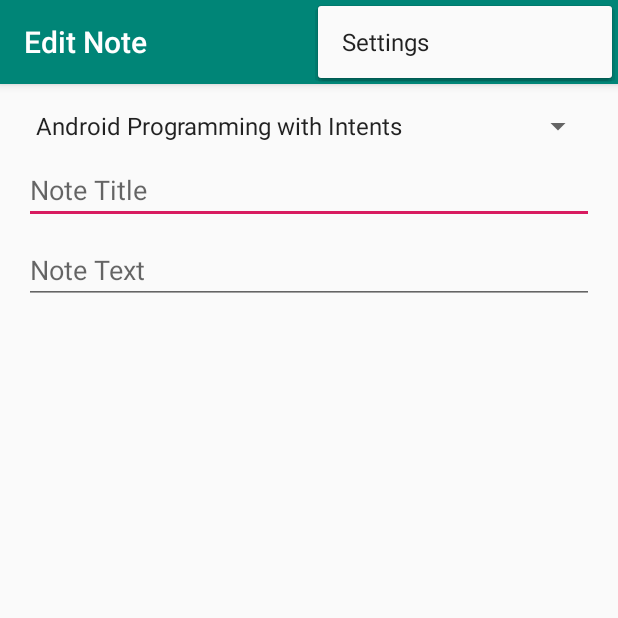
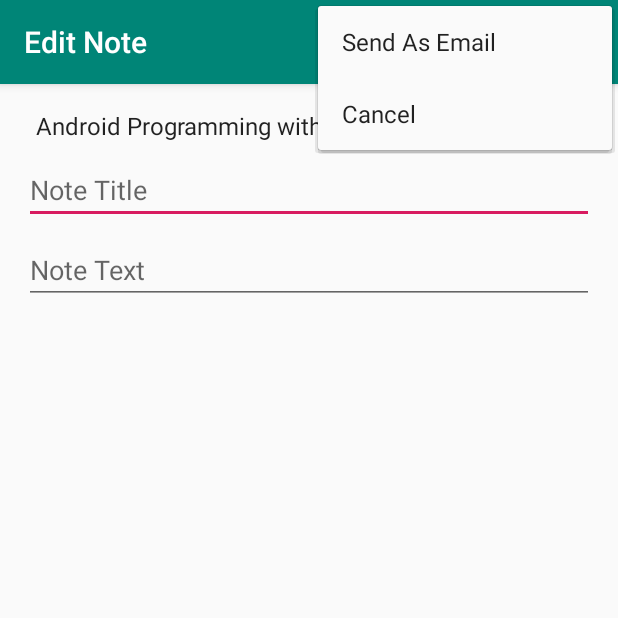
Before and after one commit to Kakoko/NoteTrackerSimu, an Android app: the NoteActivity screen opened directly, with no data from a screen before it, with the options menu open, on a phone screen of 412 x 824 dp, the top half of it. Run offline under Robolectric (Android 15) with nearby library versions, the phone set to English and light mode, and no system bars.

Commit message:
Taking A deeper Look at Activity Interaction Module
=>Simplifying Interaction within the APP
=>Adding Email to our App
=>Implementing Edit-in-place model
=>Passing an Intent as a Parcelable
=>Implementing Change Cancellation

```diff
--- a/app/src/main/java/simu/chiefscientist/com/notetrackersimu/NoteActivity.java
+++ b/app/src/main/java/simu/chiefscientist/com/notetrackersimu/NoteActivity.java
@@ -9,14 +9,21 @@ import android.view.MenuItem;
 import android.widget.ArrayAdapter;
 import android.widget.EditText;
 import android.widget.Spinner;
+import android.widget.Toast;
 
 import java.util.List;
 
 public class NoteActivity extends AppCompatActivity {
 
-    public static final String NOTE_INFO = "simu.chiefscientist.com.notetrackersimu.NOTE_INFO";
+    public static final String NOTE_POSITION = "simu.chiefscientist.com.notetrackersimu.NOTE_POSITION";
+    public static final int POSITION_NOT_SET = -1;
     private NoteInfo mNote;
     private boolean mIsNewNote;
+    private Spinner mSpinnerCourses;
+    private EditText mTextNoteTitle;
+    private EditText mTextNoteText;
+    private int mNotePosition;
+    private boolean mIsCancelling;
 
     @Override
     protected void onCreate(Bundle savedInstanceState) {
@@ -26,7 +33,7 @@ public class NoteActivity extends AppCompatActivity {
         setSupportActionBar(toolbar);
 
 
-            Spinner spinnerCourses = findViewById(R.id.spinner_courses);
+        mSpinnerCourses = findViewById(R.id.spinner_courses);
 
 
             //Need to Have your Data Source
@@ -48,18 +55,18 @@ public class NoteActivity extends AppCompatActivity {
 
             //Associate the adapter with the spinner
 
-            spinnerCourses.setAdapter(adapterCourses);
+            mSpinnerCourses.setAdapter(adapterCourses);
 
 
             redDisplayedStateValues();
 
 
-        EditText textNoteTitle  = findViewById(R.id.text_note_title);
-        EditText textNoteText  = findViewById(R.id.text_note_text);
+        mTextNoteTitle = findViewById(R.id.text_note_title);
+        mTextNoteText = findViewById(R.id.text_note_text);
 
 
         if(!mIsNewNote)
-            displayNote(spinnerCourses , textNoteTitle , textNoteText);
+            displayNote(mSpinnerCourses, mTextNoteTitle, mTextNoteText);
     }
 
     private void displayNote(Spinner spinnerCourses, EditText textNoteTitle, EditText textNoteText) {
@@ -78,8 +85,22 @@ public class NoteActivity extends AppCompatActivity {
     private void redDisplayedStateValues() {
 
         Intent intent = getIntent();
-        mNote = intent.getParcelableExtra(NOTE_INFO);
-        mIsNewNote = mNote == null;
+        int position = intent.getIntExtra(NOTE_POSITION , POSITION_NOT_SET);
+        mIsNewNote = position == POSITION_NOT_SET;
+        if(mIsNewNote){
+
+            createNewNote();
+        }
+        else {
+            mNote = DataManager.getInstance().getNotes().get(position);
+        }
+    }
+
+    private void createNewNote() {
+
+        DataManager dm = DataManager.getInstance();
+        mNotePosition = dm.createNewNote();
+        mNote = dm.getNotes().get(mNotePosition);
     }
 
     @Override
@@ -97,10 +118,62 @@ public class NoteActivity extends AppCompatActivity {
         int id = item.getItemId();
 
         //noinspection SimplifiableIfStatement
-        if (id == R.id.action_settings) {
+        if (id == R.id.action_send_email) {
+            sendEmail();
             return true;
+        }
+        else if (id == R.id.action_cancel) {
+            mIsCancelling = true;
+            finish();
+
         }
 
         return super.onOptionsItemSelected(item);
     }
+
+
+    public void sendEmail(){
+
+        CourseInfo course = (CourseInfo) mSpinnerCourses.getSelectedItem();
+        String subject = mTextNoteTitle.getText().toString();
+        String text = "Checkout what I learnt in the Pluralsight course \"" +
+                course.getTitle() + "\"\n" + mTextNoteText.getText().toString();
+
+        Intent intent = new Intent(Intent.ACTION_SEND);
+
+        intent.setType("message/rfc2822");
+        intent.putExtra(Intent.EXTRA_SUBJECT , subject);
+        intent.putExtra(Intent.EXTRA_TEXT , text);
+       // Toast.makeText(this, "" + subject, Toast.LENGTH_SHORT).show();
+        startActivity(intent);
+
+    }
+
+
+    @Override
+    protected void onPause() {
+
+
+        super.onPause();
+        if(mIsCancelling){
+            if (mIsNewNote) {
+
+                DataManager.getInstance().removeNote(mNotePosition);
+            }
+
+
+        }
+        else{
+            saveNote();
+        }
+
+    }
+
+    private void saveNote() {
+        mNote.setCourse((CourseInfo) mSpinnerCourses.getSelectedItem());
+        mNote.setTitle(mTextNoteTitle.getText().toString());
+        mNote.setText(mTextNoteText.getText().toString());
+    }
+
+
 }
--- a/app/src/main/java/simu/chiefscientist/com/notetrackersimu/NoteListActivity.java
+++ b/app/src/main/java/simu/chiefscientist/com/notetrackersimu/NoteListActivity.java
@@ -3,7 +3,6 @@ package simu.chiefscientist.com.notetrackersimu;
 import android.content.Intent;
 import android.os.Bundle;
 import android.support.design.widget.FloatingActionButton;
-import android.support.design.widget.Snackbar;
 import android.support.v7.app.AppCompatActivity;
 import android.support.v7.widget.Toolbar;
 import android.view.View;
@@ -57,8 +56,8 @@ public class NoteListActivity extends AppCompatActivity {
             public void onItemClick(AdapterView<?> parent, View view, int position, long id) {
 
                 Intent intent = new Intent(NoteListActivity.this , NoteActivity.class);
-                NoteInfo  note = (NoteInfo) listNotes.getItemAtPosition(position);
-                intent.putExtra(NoteActivity.NOTE_INFO , note);
+                //NoteInfo  note = (NoteInfo) listNotes.getItemAtPosition(position);
+                intent.putExtra(NoteActivity.NOTE_POSITION, position);
                 startActivity(intent);
             }
         });
--- a/app/src/main/res/menu/menu_main.xml
+++ b/app/src/main/res/menu/menu_main.xml
@@ -3,8 +3,12 @@
     xmlns:tools="http://schemas.android.com/tools"
     tools:context="simu.chiefscientist.com.notetrackersimu.NoteActivity">
     <item
-        android:id="@+id/action_settings"
+        android:id="@+id/action_send_email"
         android:orderInCategory="100"
-        android:title="@string/action_settings"
+        android:title="Send As Email"
         app:showAsAction="never" />
+    <item
+        android:id="@+id/action_cancel"
+        android:orderInCategory="101"
+        android:title="Cancel" />
 </menu>
```
